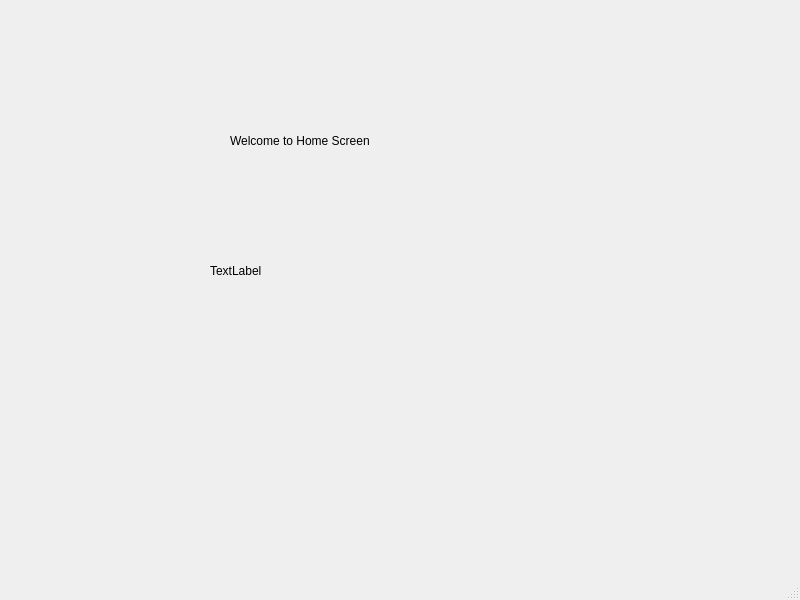
The window that Resources/Ui/HomeWindow.ui (Darshitjivani/MBAS) describes before a commit, drawn with Qt 5.
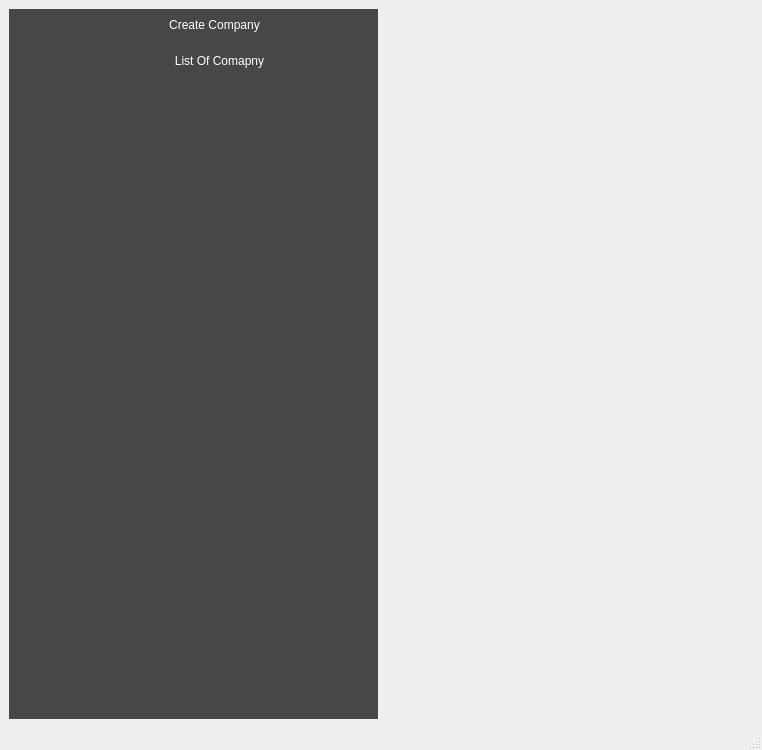
The same window after the commit.

```diff
--- a/Resources/Ui/HomeWindow.ui
+++ b/Resources/Ui/HomeWindow.ui
@@ -6,8 +6,8 @@
    <rect>
     <x>0</x>
     <y>0</y>
-    <width>800</width>
-    <height>600</height>
+    <width>762</width>
+    <height>750</height>
    </rect>
   </property>
   <property name="windowTitle">
@@ -17,35 +17,73 @@
    <string notr="true">font: 75 20pt &quot;MS Shell Dlg 2&quot;;</string>
   </property>
   <widget class="QWidget" name="centralwidget">
-   <widget class="QLabel" name="label">
+   <layout class="QGridLayout" name="gridLayout">
+    <item row="0" column="0">
+     <widget class="QWidget" name="left_sider" native="true">
+      <property name="styleSheet">
+       <string notr="true">background-color: rgb(71, 71, 71);
+border:none;
+
+</string>
+      </property>
+      <widget class="QPushButton" name="pbCreateCompany">
     <property name="geometry">
      <rect>
-      <x>230</x>
-      <y>120</y>
-      <width>321</width>
-      <height>41</height>
-     </rect>
-    </property>
+         <x>0</x>
+         <y>0</y>
+         <width>411</width>
+         <height>31</height>
+        </rect>
+       </property>
+       <property name="styleSheet">
+        <string notr="true">font: 75 12pt &quot;MS Shell Dlg 2&quot;;
+color: rgb(255, 255, 255);</string>
+       </property>
     <property name="text">
-     <string>Welcome to Home Screen</string>
-    </property>
-   </widget>
-   <widget class="QLabel" name="label_2">
+        <string>Create Company</string>
+       </property>
+      </widget>
+      <widget class="QPushButton" name="pbListOfCompany">
     <property name="geometry">
      <rect>
-      <x>210</x>
-      <y>240</y>
-      <width>191</width>
-      <height>61</height>
-     </rect>
-    </property>
+         <x>10</x>
+         <y>40</y>
+         <width>401</width>
+         <height>23</height>
+        </rect>
+       </property>
+       <property name="styleSheet">
+        <string notr="true">font: 75 12pt &quot;MS Shell Dlg 2&quot;;
+color: rgb(255, 255, 255);</string>
+       </property>
     <property name="text">
-     <string>TextLabel</string>
-    </property>
-    <property name="openExternalLinks">
-     <bool>true</bool>
-    </property>
-   </widget>
+        <string>List Of Comapny</string>
+       </property>
+      </widget>
+      <widget class="QListWidget" name="listWidget">
+       <property name="geometry">
+        <rect>
+         <x>10</x>
+         <y>80</y>
+         <width>331</width>
+         <height>581</height>
+        </rect>
+       </property>
+       <property name="styleSheet">
+        <string notr="true">font: 75 12pt &quot;MS Shell Dlg 2&quot;;
+color: rgb(255, 255, 255);</string>
+       </property>
+      </widget>
+     </widget>
+    </item>
+    <item row="0" column="1">
+     <widget class="QWidget" name="widget_2" native="true">
+      <property name="styleSheet">
+       <string notr="true">border:none;</string>
+      </property>
+     </widget>
+    </item>
+   </layout>
   </widget>
   <widget class="QMenuBar" name="menubar">
    <property name="geometry">
```
Left out of the diff: 7 changed lines with no effect on the pictures. Lines whose indentation alone changed are shown as unchanged.
